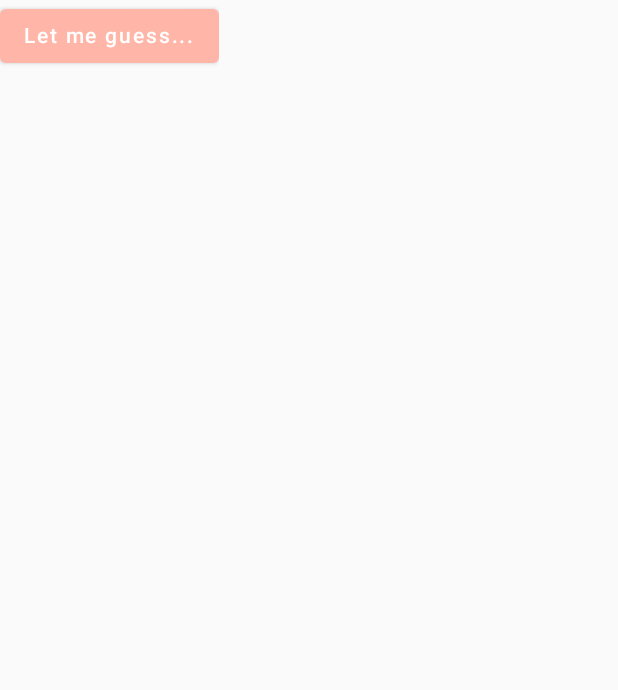
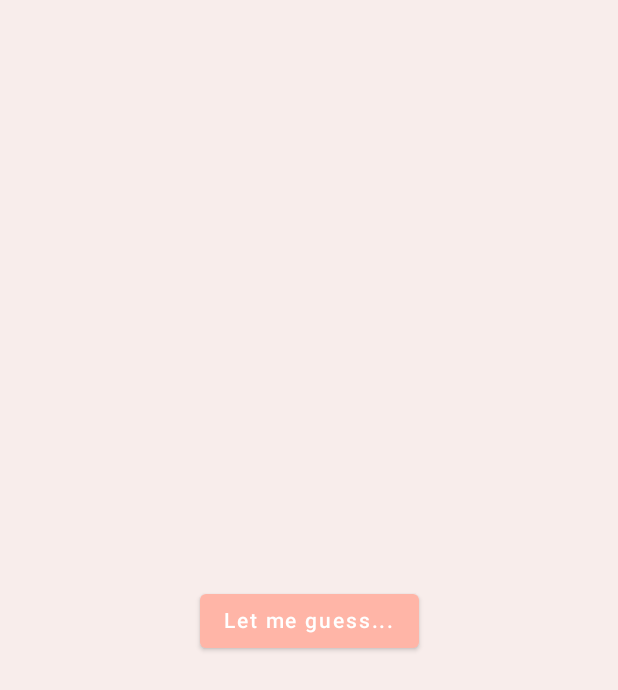
Before and after one commit to jvhansen08/DoodleDecipher, an Android app built with Jetpack Compose: the game screen opened through its navigation route, on a phone screen of 412 x 824 dp. Shown: the top 690 px of the screen. Run offline under Robolectric (Android 15) with nearby library versions, the phone set to English and light mode, and no system bars; our stand-ins replace AdMob, Firebase (no records; nobody signed in at launch, a user with empty details on screens opened directly); 1 statement that could not run was skipped.

Commit message:
ui fixes

```diff
--- a/app/src/main/java/com/jaredaaronlogan/myapplication/ui/screens/GameScreen.kt
+++ b/app/src/main/java/com/jaredaaronlogan/myapplication/ui/screens/GameScreen.kt
@@ -23,10 +23,23 @@ fun GameScreen(navController: NavController, gameId: String) {
     println("Welcome to the game screen")
 
     if (state.round % 2 == 0){
-        Button(onClick = { navController.navigate(Routes.Gallery.route + "?gameId=$gameId") }) {
-            Text(text = "Let me guess...")
+        Column(
+            modifier = Modifier
+                .background(color = Color(0xFFf8EDEB))
+                .fillMaxSize(),
+            verticalArrangement = Arrangement.Center,
+            horizontalAlignment = Alignment.CenterHorizontally
+        ) {
+            Row(
+                horizontalArrangement = Arrangement.Center,
+                verticalAlignment = Alignment.CenterVertically,
+                modifier = Modifier.padding(top = 4.dp)
+            ) {
+                Button(onClick = { navController.navigate(Routes.Gallery.route + "?gameId=$gameId") }) {
+                    Text(text = "Let me guess...")
+                }
+            }
         }
-
     } else {
         Column(
             modifier = Modifier
```
Also changed, not shown: app/src/main/java/com/jaredaaronlogan/myapplication/ui/screens/GalleryScreen.kt (+16 -9 lines).
